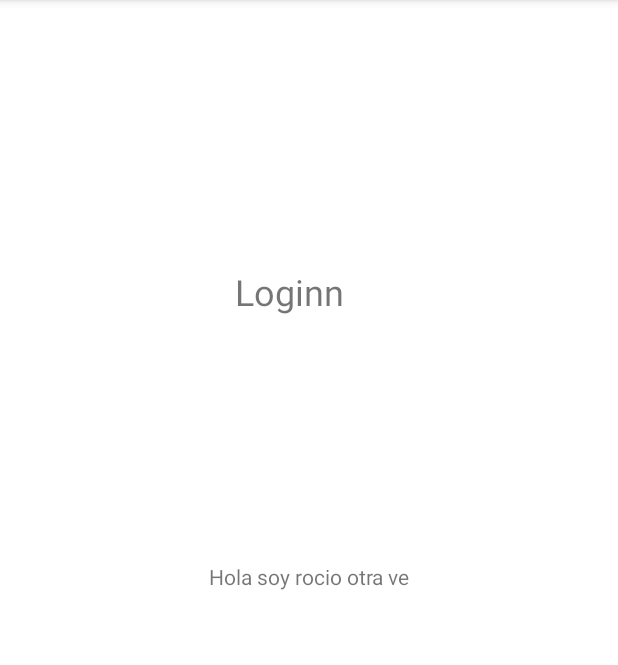
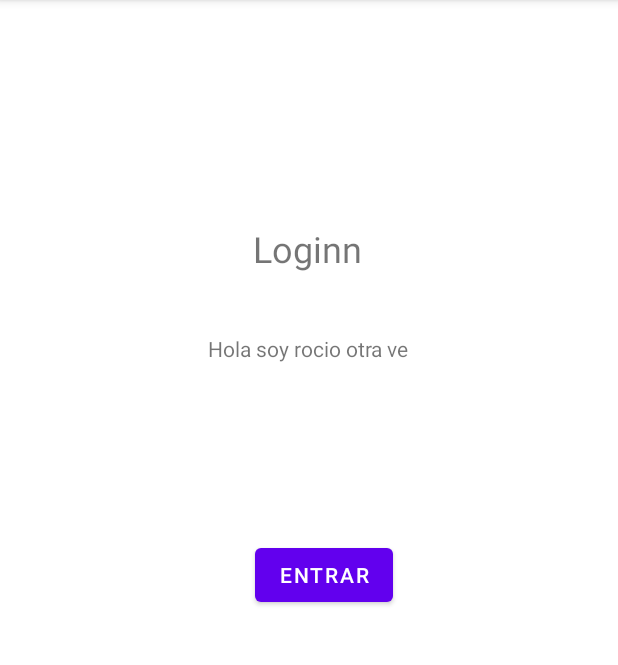
Before and after one commit to keatnis/ConsultorioDental, an Android app: the screen it shows after launch (MainActivity), on a phone screen of 412 x 824 dp, the part 84-749 px from its top. Run offline under Robolectric (Android 15) with nearby library versions, the light colour scheme and no system bars.

Commit message:
boton entrar y reedireccionar los cardview

```diff
--- a/app/src/main/java/com/mats/consultoriodental/MainActivity.java
+++ b/app/src/main/java/com/mats/consultoriodental/MainActivity.java
@@ -2,7 +2,10 @@ package com.mats.consultoriodental;
 
 import androidx.appcompat.app.AppCompatActivity;
 
+import android.content.Intent;
 import android.os.Bundle;
+import android.view.View;
+import android.widget.Button;
 
 public class MainActivity extends AppCompatActivity {
 
@@ -10,5 +13,16 @@ public class MainActivity extends AppCompatActivity {
     protected void onCreate(Bundle savedInstanceState) {
         super.onCreate(savedInstanceState);
         setContentView(R.layout.activity_main);
+
+        Button entrar = findViewById(R.id.btnEntrar);
+
+
+        entrar.setOnClickListener(new View.OnClickListener() {
+            @Override
+            public void onClick(View v) {
+                Intent intent = new Intent(v.getContext(), Principal.class);
+                v.getContext().startActivity(intent);
+            }
+        });
     }
 }
--- a/app/src/main/res/layout/activity_main.xml
+++ b/app/src/main/res/layout/activity_main.xml
@@ -11,9 +11,11 @@
         android:layout_height="wrap_content"
         android:text="Hola soy rocio otra ve"
         app:layout_constraintBottom_toBottomOf="parent"
+        app:layout_constraintHorizontal_bias="0.498"
         app:layout_constraintLeft_toLeftOf="parent"
         app:layout_constraintRight_toRightOf="parent"
-        app:layout_constraintTop_toTopOf="parent" />
+        app:layout_constraintTop_toTopOf="parent"
+        app:layout_constraintVertical_bias="0.297" />
 
     <TextView
         android:id="@+id/textView"
@@ -23,9 +25,21 @@
         android:textSize="24sp"
         app:layout_constraintBottom_toBottomOf="parent"
         app:layout_constraintEnd_toEndOf="parent"
-        app:layout_constraintHorizontal_bias="0.462"
+        app:layout_constraintHorizontal_bias="0.498"
         app:layout_constraintStart_toStartOf="parent"
         app:layout_constraintTop_toTopOf="parent"
-        app:layout_constraintVertical_bias="0.242" />
+        app:layout_constraintVertical_bias="0.203" />
+
+    <Button
+        android:id="@+id/btnEntrar"
+        android:layout_width="wrap_content"
+        android:layout_height="wrap_content"
+        android:text="Entrar"
+        app:layout_constraintBottom_toBottomOf="parent"
+        app:layout_constraintEnd_toEndOf="parent"
+        app:layout_constraintHorizontal_bias="0.531"
+        app:layout_constraintStart_toStartOf="parent"
+        app:layout_constraintTop_toTopOf="parent"
+        app:layout_constraintVertical_bias="0.499" />
 
 </androidx.constraintlayout.widget.ConstraintLayout>
```
Also changed, not shown: app/src/main/java/com/mats/consultoriodental/Principal.java (+30 -0 lines), app/src/main/res/layout/activity_principal.xml (+7 -8 lines).
